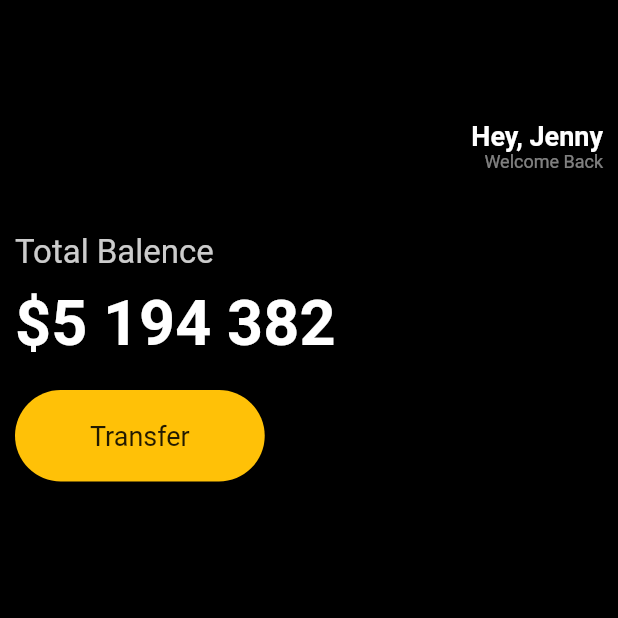
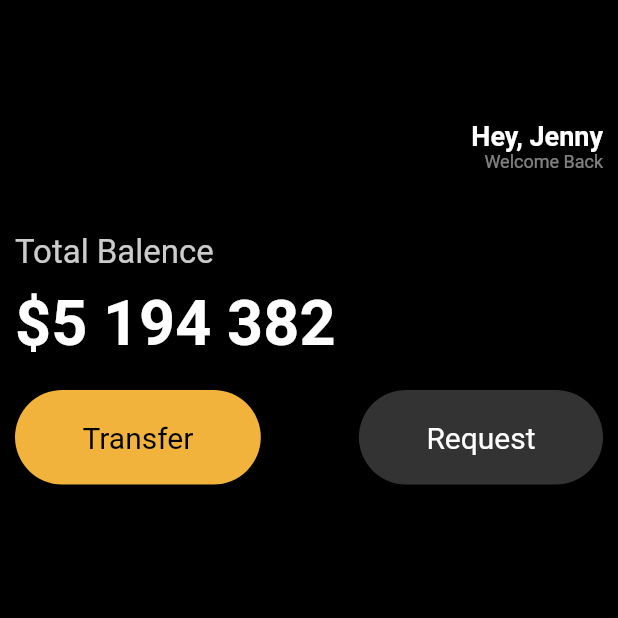
Before and after one commit to 98yejin/hello_flutter, a Flutter app: the screen it shows after launch, on a phone screen of 412 x 824 dp, the top half of it. Run offline on Flutter 3.47's test engine with Material 2 defaults, Android fonts, the phone set to English and light mode, and no system bars.

Commit message:
UI Challenge - Reusable Widgets

```diff
--- a/lib/main.dart
+++ b/lib/main.dart
@@ -1,4 +1,5 @@
 import 'package:flutter/material.dart';
+import 'package:hello_flutter/widgets/Button.dart';
 
 void main() {
   runApp(const App());
@@ -72,23 +73,18 @@ class App extends StatelessWidget {
                   height: 20,
                 ),
                 Row(
+                  mainAxisAlignment: MainAxisAlignment.spaceBetween,
+                  crossAxisAlignment: CrossAxisAlignment.center,
                   children: [
-                    Container(
-                      decoration: BoxDecoration(
-                          color: Colors.amber,
-                          borderRadius: BorderRadius.circular(45)),
-                      child: const Padding(
-                        padding: EdgeInsets.symmetric(
-                          vertical: 20,
-                          horizontal: 50,
-                        ),
-                        child: Text(
-                          'Transfer',
-                          style: TextStyle(
-                            fontSize: 18,
-                          ),
-                        ),
-                      ),
+                    const Button(
+                      text: 'Transfer',
+                      bgColor: Color(0xFFF1B33B),
+                      textColor: Colors.black,
+                    ),
+                    Button(
+                      text: 'Request',
+                      bgColor: Colors.white.withOpacity(0.2),
+                      textColor: Colors.white,
                     )
                   ],
                 )
--- /dev/null
+++ b/lib/widgets/button.dart
@@ -0,0 +1,37 @@
+import 'package:flutter/material.dart';
+
+class Button extends StatelessWidget {
+  final String text;
+  final Color bgColor;
+  final Color textColor;
+
+  const Button({
+    super.key,
+    required this.text,
+    required this.bgColor,
+    required this.textColor,
+  });
+
+  @override
+  Widget build(BuildContext context) {
+    return Container(
+      decoration: BoxDecoration(
+        color: bgColor,
+        borderRadius: BorderRadius.circular(45),
+      ),
+      child: Padding(
+        padding: const EdgeInsets.symmetric(
+          vertical: 20,
+          horizontal: 45,
+        ),
+        child: Text(
+          text,
+          style: TextStyle(
+            fontSize: 20,
+            color: textColor,
+          ),
+        ),
+      ),
+    );
+  }
+}
```
